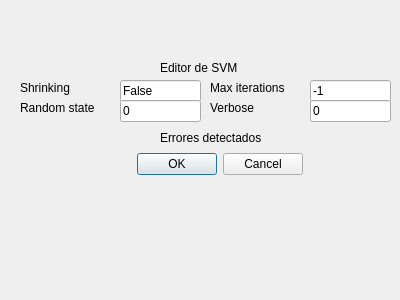
This is Resources/UI/DialogSVM.ui in 40CompilerErrors/Proyecto2 as Qt 5 draws it before an edit. The edited form follows.
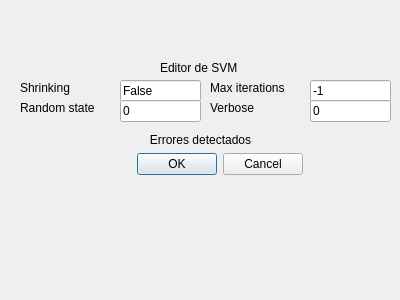
This is the edited form.

What changed in the file:
```diff
--- a/Resources/UI/DialogSVM.ui
+++ b/Resources/UI/DialogSVM.ui
@@ -149,15 +149,18 @@
   <widget class="QLabel" name="label_errors">
    <property name="geometry">
     <rect>
-     <x>160</x>
+     <x>10</x>
      <y>130</y>
-     <width>121</width>
-     <height>16</height>
+     <width>381</width>
+     <height>20</height>
     </rect>
    </property>
    <property name="text">
     <string>Errores detectados</string>
    </property>
+   <property name="alignment">
+    <set>Qt::AlignCenter</set>
+   </property>
   </widget>
  </widget>
  <resources/>
```
